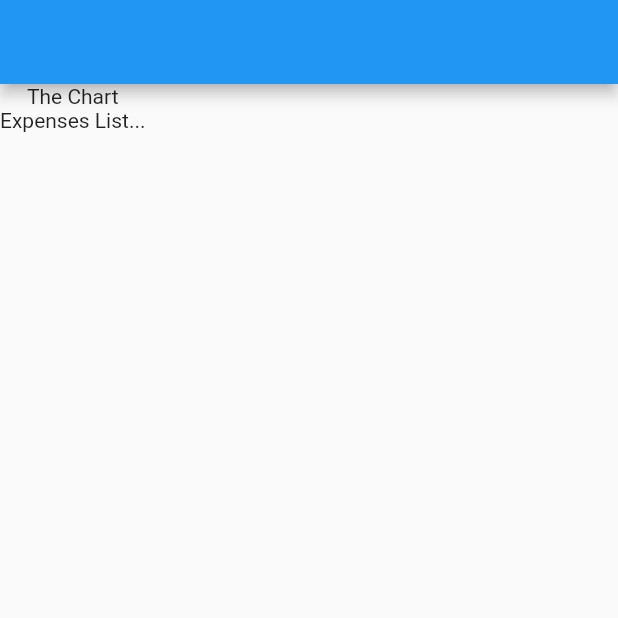
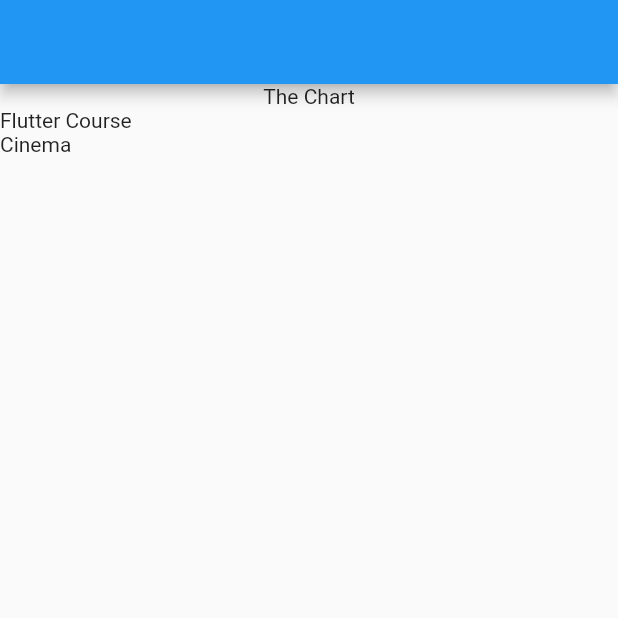
Before and after one commit to sujan-timalsina/flutter-expense-tracker, a Flutter app: the screen it shows after launch, on a phone screen of 412 x 824 dp, the top half of it. Run offline on Flutter 3.47's test engine with Material 2 defaults, Android fonts, the phone set to English and light mode, and no system bars.

Commit message:
Showcase of dummy expenses list

```diff
--- a/lib/expenses.dart
+++ b/lib/expenses.dart
@@ -1,3 +1,5 @@
+import 'package:expense_tracker/expenses_list.dart';
+import 'package:expense_tracker/models/expense.dart';
 import 'package:flutter/material.dart';
 
 class Expenses extends StatefulWidget {
@@ -10,14 +12,31 @@ class Expenses extends StatefulWidget {
 }
 
 class _ExpensesState extends State<Expenses> {
+  final List<Expense> _registeredExpenses = [
+    Expense(
+      title: 'Flutter Course',
+      amount: 19.99,
+      date: DateTime.now(),
+      category: Category.work,
+    ),
+    Expense(
+      title: 'Cinema',
+      amount: 15.69,
+      date: DateTime.now(),
+      category: Category.leisure,
+    ),
+  ];
+
   @override
   Widget build(BuildContext context) {
     return Scaffold(
       appBar: AppBar(),
       body: Column(
-        children: const [
-          Text("The Chart"),
-          Text("Expenses List..."),
+        children: [
+          const Text("The Chart"),
+          Expanded(
+            child: ExpensesList(expenses: _registeredExpenses),
+          ),
         ],
       ),
     );
--- /dev/null
+++ b/lib/expenses_list.dart
@@ -0,0 +1,16 @@
+import 'package:expense_tracker/models/expense.dart';
+import 'package:flutter/material.dart';
+
+class ExpensesList extends StatelessWidget {
+  const ExpensesList({super.key, required this.expenses});
+
+  final List<Expense> expenses;
+
+  @override
+  Widget build(context) {
+    return ListView.builder(
+      itemCount: expenses.length,
+      itemBuilder: (ctx, index) => Text(expenses[index].title),
+    );
+  }
+}
--- a/lib/models/expense.dart
+++ b/lib/models/expense.dart
@@ -0,0 +1,20 @@
+import 'package:uuid/uuid.dart';
+
+const uuid = Uuid();
+
+enum Category { food, trave, leisure, work }
+
+class Expense {
+  Expense({
+    required this.title,
+    required this.amount,
+    required this.date,
+    required this.category,
+  }) : id = uuid.v4();
+
+  final String id;
+  final String title;
+  final double amount;
+  final DateTime date;
+  final Category category;
+}
--- a/pubspec.yaml
+++ b/pubspec.yaml
@@ -35,6 +35,7 @@ dependencies:
   # The following adds the Cupertino Icons font to your application.
   # Use with the CupertinoIcons class for iOS style icons.
   cupertino_icons: ^1.0.2
+  uuid: ^3.0.7
 
 dev_dependencies:
   flutter_test:
```
Also changed, not shown: pubspec.lock.
